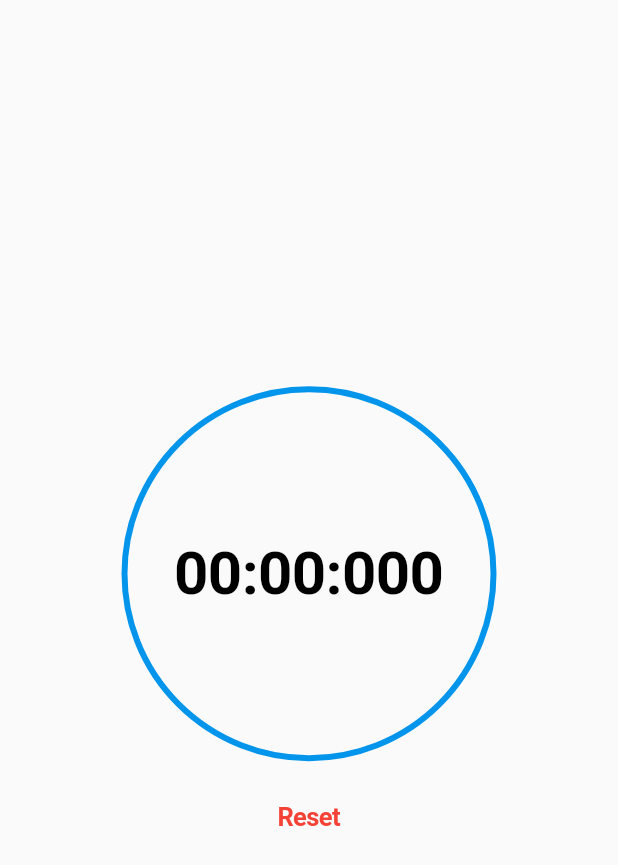
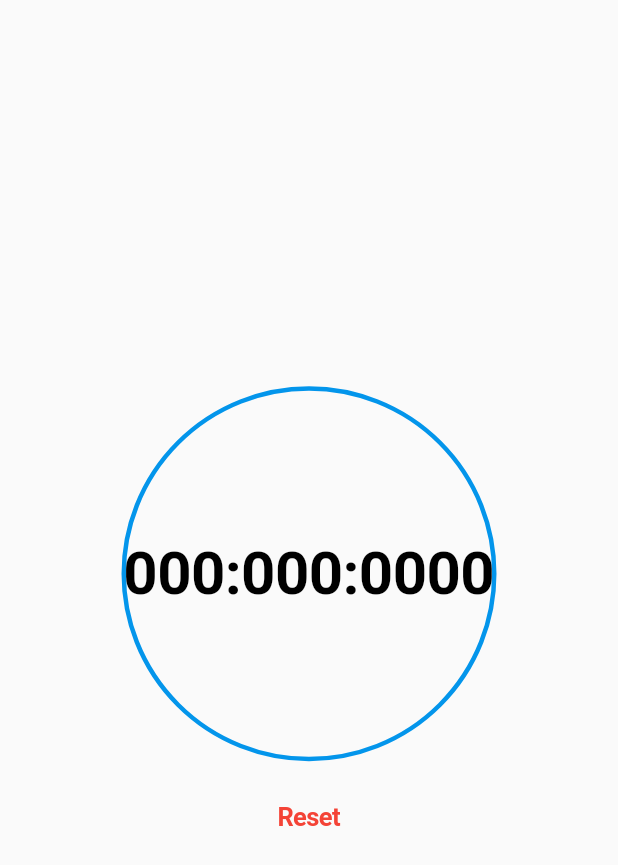
Before and after one commit to Such-13/TimeFlutter, a Flutter app: the screen it shows after launch, on a phone screen of 412 x 824 dp. Shown: the top 865 px of the screen. Run offline on Flutter 3.47's test engine with Material 2 defaults, Android fonts, the phone set to English and light mode, and no system bars.

Commit message:
Update HomePage.dart

```diff
--- a/lib/HomePage.dart
+++ b/lib/HomePage.dart
@@ -25,11 +25,11 @@ class _HomePageState extends State<HomePage> {
   String returnFormattedText() {
     var milli = stopwatch.elapsed.inMilliseconds;
 
-    String milliseconds = (milli % 1000).toString().padLeft(3, "0");
-    String seconds = ((milli ~/ 1000) % 60).toString().padLeft(2, "0");
-    String minutes = ((milli ~/ 1000) ~/ 60).toString().padLeft(2, "0");
+    String millisec = (milli % 1000).toString().padLeft(4, "0");
+    String sec = ((milli ~/ 1000) % 60).toString().padLeft(3, "0");
+    String min = ((milli ~/ 1000) ~/ 60).toString().padLeft(3, "0");
 
-    return "$minutes:$seconds:$milliseconds";
+    return "$min:$sec:$millisec";
   }
 
   @override
@@ -63,7 +63,7 @@ class _HomePageState extends State<HomePage> {
                     shape: BoxShape.circle,
                     border: Border.all(
                       color: Color(0xff0395eb),
-                      width: 4,
+                      width: 3,
                     ),
                   ),
                   child: Text(returnFormattedText(), style: TextStyle(
@@ -93,4 +93,4 @@ class _HomePageState extends State<HomePage> {
       ),
     );
   }
-}//hllo
+}
```
